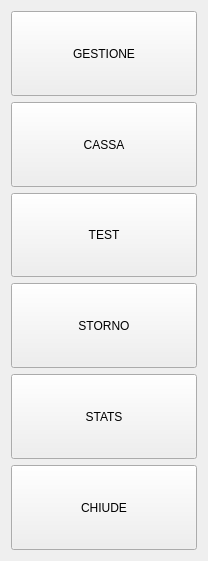
Before: the Qt Designer form src/operazionidlg.ui in mtonin/gestcassa, drawn with Qt 5.
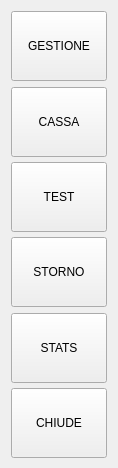
After: the same form once the commit is applied. Icons and pictures are not drawn.

The edit to the form file:
```diff
--- a/src/operazionidlg.ui
+++ b/src/operazionidlg.ui
@@ -6,8 +6,8 @@
    <rect>
     <x>0</x>
     <y>0</y>
-    <width>208</width>
-    <height>561</height>
+    <width>118</width>
+    <height>468</height>
    </rect>
   </property>
   <property name="minimumSize">
@@ -18,8 +18,8 @@
   </property>
   <property name="maximumSize">
    <size>
-    <width>208</width>
-    <height>561</height>
+    <width>118</width>
+    <height>468</height>
    </size>
   </property>
   <property name="windowTitle">
@@ -34,6 +34,18 @@
        <verstretch>0</verstretch>
       </sizepolicy>
      </property>
+     <property name="minimumSize">
+      <size>
+       <width>70</width>
+       <height>70</height>
+      </size>
+     </property>
+     <property name="maximumSize">
+      <size>
+       <width>100</width>
+       <height>70</height>
+      </size>
+     </property>
      <property name="text">
       <string>GESTIONE</string>
      </property>
@@ -60,6 +72,18 @@
        <verstretch>0</verstretch>
       </sizepolicy>
      </property>
+     <property name="minimumSize">
+      <size>
+       <width>70</width>
+       <height>70</height>
+      </size>
+     </property>
+     <property name="maximumSize">
+      <size>
+       <width>100</width>
+       <height>70</height>
+      </size>
+     </property>
      <property name="text">
       <string>CASSA</string>
      </property>
@@ -86,6 +110,18 @@
        <verstretch>0</verstretch>
       </sizepolicy>
      </property>
+     <property name="minimumSize">
+      <size>
+       <width>70</width>
+       <height>70</height>
+      </size>
+     </property>
+     <property name="maximumSize">
+      <size>
+       <width>100</width>
+       <height>70</height>
+      </size>
+     </property>
      <property name="text">
       <string>TEST</string>
      </property>
@@ -112,6 +148,18 @@
        <verstretch>0</verstretch>
       </sizepolicy>
      </property>
+     <property name="minimumSize">
+      <size>
+       <width>70</width>
+       <height>70</height>
+      </size>
+     </property>
+     <property name="maximumSize">
+      <size>
+       <width>100</width>
+       <height>70</height>
+      </size>
+     </property>
      <property name="text">
       <string>STORNO</string>
      </property>
@@ -141,6 +189,18 @@
        <verstretch>0</verstretch>
       </sizepolicy>
      </property>
+     <property name="minimumSize">
+      <size>
+       <width>70</width>
+       <height>70</height>
+      </size>
+     </property>
+     <property name="maximumSize">
+      <size>
+       <width>100</width>
+       <height>70</height>
+      </size>
+     </property>
      <property name="text">
       <string>STATS</string>
      </property>
@@ -170,6 +230,18 @@
        <verstretch>0</verstretch>
       </sizepolicy>
      </property>
+     <property name="minimumSize">
+      <size>
+       <width>70</width>
+       <height>70</height>
+      </size>
+     </property>
+     <property name="maximumSize">
+      <size>
+       <width>100</width>
+       <height>70</height>
+      </size>
+     </property>
      <property name="text">
       <string>CHIUDE</string>
      </property>
```
